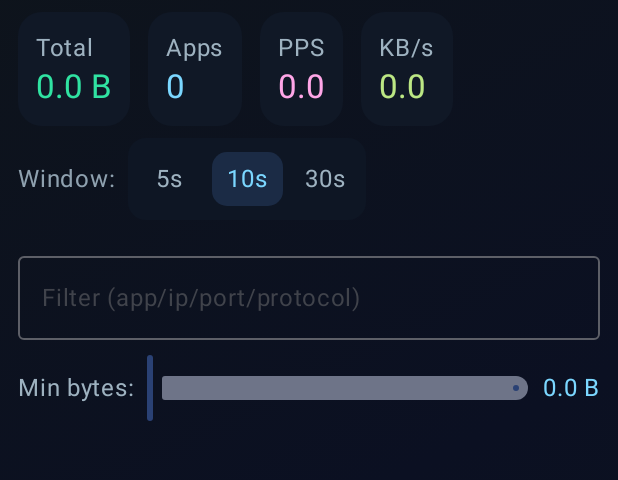
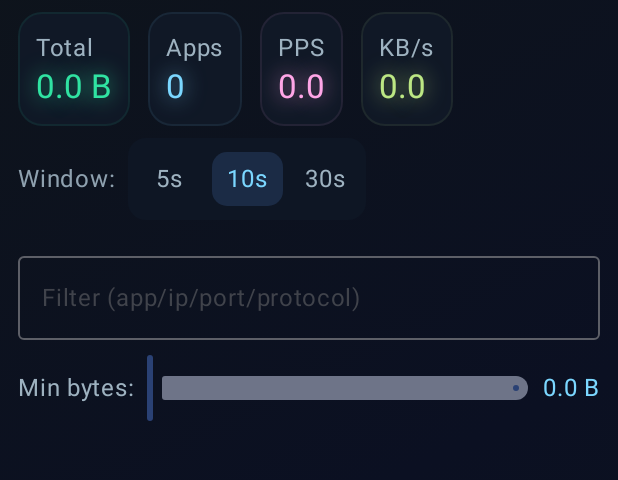
Before and after one commit to NecroEye/WiredEye, an Android app built with Jetpack Compose: the screen it shows after launch (MainActivity), on a phone screen of 412 x 824 dp, the part 96-576 px from its top. Run offline under Robolectric (Android 15) with nearby library versions, the light colour scheme and no system bars; our stand-ins replace Room's generated code; 2 statements that could not run were skipped.

Commit message:
more stable again v2.1

```diff
--- a/feature/monitor/src/main/java/com/muratcangzm/monitor/WiredEyeScreen.kt
+++ b/feature/monitor/src/main/java/com/muratcangzm/monitor/WiredEyeScreen.kt
@@ -26,6 +26,7 @@ import androidx.compose.ui.draw.alpha
 import androidx.compose.ui.draw.clip
 import androidx.compose.ui.graphics.Brush
 import androidx.compose.ui.graphics.Color
+import androidx.compose.ui.graphics.graphicsLayer
 import androidx.compose.ui.platform.LocalContext
 import androidx.compose.ui.text.font.FontFamily
 import androidx.compose.ui.text.style.TextOverflow
@@ -38,6 +39,19 @@ import com.muratcangzm.monitor.common.UiPacket
 import com.muratcangzm.monitor.utils.UsageAccess
 import org.koin.androidx.compose.koinViewModel
 import java.util.Locale
+
+// +++ ANIM imports
+import androidx.compose.animation.core.FastOutSlowInEasing
+import androidx.compose.animation.core.RepeatMode
+import androidx.compose.animation.core.animateFloat
+import androidx.compose.animation.core.animateFloatAsState
+import androidx.compose.animation.core.infiniteRepeatable
+import androidx.compose.animation.core.rememberInfiniteTransition
+import androidx.compose.animation.core.tween
+import androidx.compose.ui.geometry.Offset
+import androidx.compose.ui.graphics.Shadow
+import kotlinx.coroutines.delay
+// --- ANIM imports
 
 @OptIn(androidx.compose.material3.ExperimentalMaterial3Api::class)
 @Composable
@@ -122,11 +136,16 @@ fun WiredEyeScreen(vm: MonitorViewModel = koinViewModel()) {
 @Composable
 private fun TechStatsBar(state: MonitorUiState, onWindowChange: (Long) -> Unit) {
     Column(Modifier.fillMaxWidth().padding(horizontal = 12.dp, vertical = 8.dp)) {
-        Row(Modifier.fillMaxWidth(), horizontalArrangement = Arrangement.spacedBy(12.dp), verticalAlignment = Alignment.CenterVertically) {
-            StatChip("Total", humanBytes(state.totalBytes), Color(0xFF30E3A2))
-            StatChip("Apps", state.uniqueApps.toString(), Color(0xFF7BD7FF))
-            StatChip("PPS", String.format("%.1f", state.pps), Color(0xFFFFA6E7))
-            StatChip("KB/s", String.format("%.1f", state.throughputKbs), Color(0xFFBCE784))
+        Row(
+            Modifier.fillMaxWidth(),
+            horizontalArrangement = Arrangement.spacedBy(12.dp),
+            verticalAlignment = Alignment.CenterVertically
+        ) {
+            // StatChip -> GlowingStatChip (3 sn değişmezse glow)
+            GlowingStatChip("Total", humanBytes(state.totalBytes), Color(0xFF30E3A2))
+            GlowingStatChip("Apps", state.uniqueApps.toString(), Color(0xFF7BD7FF))
+            GlowingStatChip("PPS", String.format("%.1f", state.pps), Color(0xFFFFA6E7))
+            GlowingStatChip("KB/s", String.format("%.1f", state.throughputKbs), Color(0xFFBCE784))
         }
         Spacer(Modifier.height(8.dp))
         Row(Modifier.fillMaxWidth(), horizontalArrangement = Arrangement.spacedBy(8.dp), verticalAlignment = Alignment.CenterVertically) {
@@ -136,9 +155,58 @@ private fun TechStatsBar(state: MonitorUiState, onWindowChange: (Long) -> Unit)
     }
 }
 
+/**
+ * Değer 3 saniye boyunca değişmezse yumuşak glow animasyonu başlar.
+ * Değer değiştiğinde sayaç sıfırlanır ve glow gizlenir.
+ */
+@Composable
+private fun GlowingStatChip(label: String, value: String, accent: Color) {
+    var idle by remember { mutableStateOf(false) }
+    LaunchedEffect(value) {
+        idle = false
+        delay(3000)
+        idle = true
+    }
+
+    val infinite = rememberInfiniteTransition(label = "chipGlow")
+    val pulse by infinite.animateFloat(
+        initialValue = 0.20f,
+        targetValue = 0.8f,
+        animationSpec = infiniteRepeatable(
+            animation = tween(durationMillis = 800, easing = FastOutSlowInEasing),
+            repeatMode = RepeatMode.Reverse
+        ),
+        label = "glowPulse"
+    )
+
+    val glowAlpha = if (idle) pulse else 0f
+    val blurRadius = if (idle) 18f else 0f
+
+    Surface(
+        tonalElevation = 3.dp,
+        color = Color(0xFF101826),
+        shape = RoundedCornerShape(16.dp),
+        border = BorderStroke(1.dp, accent.copy(alpha = 0.08f))
+    ) {
+        Column(Modifier.padding(12.dp)) {
+            Text(label, color = Color(0xFF9EB2C0))
+            Text(
+                value,
+                style = MaterialTheme.typography.titleLarge.copy(
+                    shadow = Shadow(
+                        color = accent.copy(alpha = glowAlpha),
+                        offset = Offset.Zero,
+                        blurRadius = blurRadius
+                    )
+                ),
+                color = accent
+            )
+        }
+    }
+}
 @Composable
 private fun StatChip(label: String, value: String, accent: Color) {
-    Surface(tonalElevation = 3.dp, color = Color(0xFF101826), shape = RoundedCornerShape(16.dp)) {
+    Surface(tonalElevation = 3.dp, color = Color(0xFF101826), shape = RoundedCornerShape(16.dp), border = BorderStroke(1.dp, accent.copy(alpha = 0.08f))) {
         Column(Modifier.padding(12.dp)) {
             Text(label, color = Color(0xFF9EB2C0))
             Text(value, style = MaterialTheme.typography.titleLarge, color = accent)
@@ -185,7 +253,6 @@ private fun PacketList(
 ) {
     val listState = rememberLazyListState()
 
-    // Her UID için SADECE en yeni pinned öğeyi al
     val pinnedLatest = remember(items, pinnedUids) {
         val map = HashMap<Int, UiPacket>()
         for (it in items) {
@@ -206,7 +273,6 @@ private fun PacketList(
     ) {
         if (pinnedLatest.isNotEmpty()) {
             stickyHeader {
-                // Sticky: sadece içerik kadar yükseklik; arka plan ver ki alttaki öğeler görünmesin
                 Surface(
                     color = Color(0xFF0E141B),
                     tonalElevation = 6.dp,
@@ -219,11 +285,10 @@ private fun PacketList(
                             style = MaterialTheme.typography.labelLarge,
                             modifier = Modifier.padding(start = 4.dp, bottom = 6.dp)
                         )
-                        // Kompakt satırlar: küçük kartlar, wrapContentHeight
                         pinnedLatest.forEach { r ->
                             PinnedRowCompact(
                                 row = r,
-                                onUnpin = { uid -> onPin(uid) },     // Toggle mantığı ViewModel’de
+                                onUnpin = { uid -> onPin(uid) },
                                 onShareWindowJson = onShareWindowJson
                             )
                             Spacer(Modifier.height(6.dp))
@@ -233,7 +298,6 @@ private fun PacketList(
             }
         }
 
-        // Ana akış
         items(items, key = { it.key }) { row ->
             PacketRow(
                 row = row,
```
